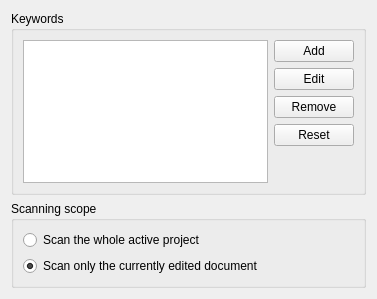
Before: the Qt Designer form src/plugins/todo/optionsdialog.ui in qt-creator/qt-creator, drawn with Qt 5.
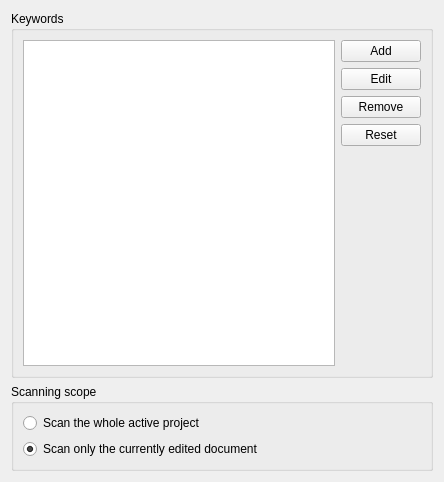
After: the same form once the commit is applied.

What changed in the file:
```diff
--- a/src/plugins/todo/optionsdialog.ui
+++ b/src/plugins/todo/optionsdialog.ui
@@ -6,8 +6,8 @@
    <rect>
     <x>0</x>
     <y>0</y>
-    <width>377</width>
-    <height>299</height>
+    <width>444</width>
+    <height>482</height>
    </rect>
   </property>
   <property name="windowTitle">
```
Left out of the diff: 12 changed lines with no effect on the pictures.
